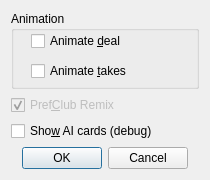
Above: src/ui/optform.ui from infsega/bbpref before the change. Below: the same form after it.
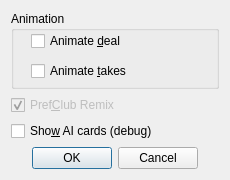
That is the form after the change. Icons and pictures are not drawn.

The edit to the form file:
```diff
--- a/src/ui/optform.ui
+++ b/src/ui/optform.ui
@@ -9,19 +9,19 @@
    <rect>
     <x>0</x>
     <y>0</y>
-    <width>210</width>
+    <width>230</width>
     <height>180</height>
    </rect>
   </property>
   <property name="minimumSize">
    <size>
-    <width>210</width>
+    <width>230</width>
     <height>180</height>
    </size>
   </property>
   <property name="maximumSize">
    <size>
-    <width>210</width>
+    <width>230</width>
     <height>180</height>
    </size>
   </property>
@@ -50,6 +50,12 @@
         <height>20</height>
        </rect>
       </property>
+      <property name="sizePolicy">
+       <sizepolicy hsizetype="MinimumExpanding" vsizetype="Fixed">
+        <horstretch>0</horstretch>
+        <verstretch>0</verstretch>
+       </sizepolicy>
+      </property>
       <property name="text">
        <string>Animate &amp;deal</string>
       </property>
@@ -63,6 +69,12 @@
         <height>20</height>
        </rect>
       </property>
+      <property name="sizePolicy">
+       <sizepolicy hsizetype="MinimumExpanding" vsizetype="Fixed">
+        <horstretch>0</horstretch>
+        <verstretch>0</verstretch>
+       </sizepolicy>
+      </property>
       <property name="text">
        <string>Animate &amp;takes</string>
       </property>
@@ -77,6 +89,12 @@
      <property name="enabled">
       <bool>false</bool>
      </property>
+     <property name="sizePolicy">
+      <sizepolicy hsizetype="MinimumExpanding" vsizetype="Fixed">
+       <horstretch>0</horstretch>
+       <verstretch>0</verstretch>
+      </sizepolicy>
+     </property>
      <property name="text">
       <string>Pref&amp;Club Remix</string>
      </property>
@@ -87,6 +105,12 @@
    </item>
    <item>
     <widget class="QCheckBox" name="cbDebugHands">
+     <property name="sizePolicy">
+      <sizepolicy hsizetype="MinimumExpanding" vsizetype="Fixed">
+       <horstretch>0</horstretch>
+       <verstretch>0</verstretch>
+      </sizepolicy>
+     </property>
      <property name="text">
       <string>Sho&amp;w AI cards (debug)</string>
      </property>
```
Left out of the diff: 3 changed lines with no effect on the pictures.
